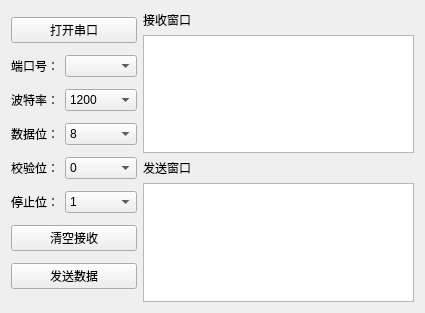
First picture: the form in mainwindow.ui, repository Lance-He/Serial-debugging-assistant, before the edit.
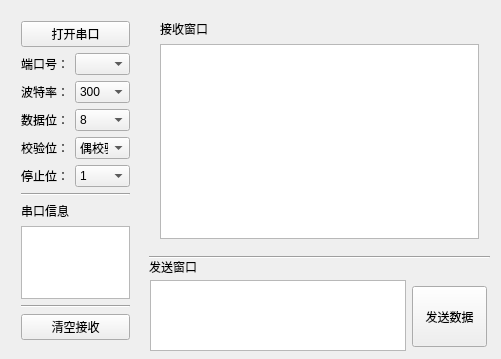
Second picture: the form after the edit.

Commit message: 修改界面布局，添加串口信息框 v1.3

```diff
--- a/mainwindow.ui
+++ b/mainwindow.ui
@@ -6,18 +6,36 @@
    <rect>
     <x>0</x>
     <y>0</y>
-    <width>425</width>
-    <height>313</height>
+    <width>501</width>
+    <height>359</height>
    </rect>
   </property>
   <property name="windowTitle">
    <string>MainWindow</string>
   </property>
   <widget class="QWidget" name="centralWidget">
-   <layout class="QVBoxLayout" name="verticalLayout">
-    <item>
-     <layout class="QGridLayout" name="gridLayout_2">
-      <item row="0" column="0" rowspan="2">
+   <widget class="Line" name="line_3">
+    <property name="geometry">
+     <rect>
+      <x>149</x>
+      <y>249</y>
+      <width>341</width>
+      <height>16</height>
+     </rect>
+    </property>
+    <property name="orientation">
+     <enum>Qt::Horizontal</enum>
+    </property>
+   </widget>
+   <widget class="QWidget" name="layoutWidget">
+    <property name="geometry">
+     <rect>
+      <x>10</x>
+      <y>10</y>
+      <width>131</width>
+      <height>341</height>
+     </rect>
+    </property>
        <layout class="QGridLayout" name="gridLayout">
         <item row="0" column="0" colspan="2">
          <widget class="QPushButton" name="openButton">
@@ -45,6 +63,11 @@
         </item>
         <item row="2" column="1">
          <widget class="QComboBox" name="BaudBox">
+       <item>
+        <property name="text">
+         <string>300</string>
+        </property>
+       </item>
           <item>
            <property name="text">
             <string>1200</string>
@@ -99,7 +122,17 @@
          <widget class="QComboBox" name="ParityBox">
           <item>
            <property name="text">
-            <string>0</string>
+         <string>偶校验</string>
+        </property>
+       </item>
+       <item>
+        <property name="text">
+         <string>无校验</string>
+        </property>
+       </item>
+       <item>
+        <property name="text">
+         <string>奇检验</string>
            </property>
           </item>
          </widget>
@@ -126,23 +159,48 @@
          </widget>
         </item>
         <item row="6" column="0" colspan="2">
+      <widget class="Line" name="line">
+       <property name="orientation">
+        <enum>Qt::Horizontal</enum>
+       </property>
+      </widget>
+     </item>
+     <item row="7" column="0">
+      <widget class="QLabel" name="label_8">
+       <property name="text">
+        <string>串口信息</string>
+       </property>
+      </widget>
+     </item>
+     <item row="8" column="0" colspan="2">
+      <widget class="QTextBrowser" name="textBrowser"/>
+     </item>
+     <item row="9" column="0" colspan="2">
+      <widget class="Line" name="line_2">
+       <property name="orientation">
+        <enum>Qt::Horizontal</enum>
+       </property>
+      </widget>
+     </item>
+     <item row="10" column="0" colspan="2">
          <widget class="QPushButton" name="clearButton">
           <property name="text">
            <string>清空接收</string>
           </property>
          </widget>
         </item>
-        <item row="7" column="0" colspan="2">
-         <widget class="QPushButton" name="sendButton">
-          <property name="text">
-           <string>发送数据</string>
-          </property>
-         </widget>
-        </item>
-       </layout>
-      </item>
-      <item row="0" column="1">
-       <layout class="QGridLayout" name="gridLayout_3">
+    </layout>
+   </widget>
+   <widget class="QWidget" name="layoutWidget">
+    <property name="geometry">
+     <rect>
+      <x>149</x>
+      <y>9</y>
+      <width>341</width>
+      <height>241</height>
+     </rect>
+    </property>
+    <layout class="QGridLayout" name="gridLayout_2">
         <item row="0" column="0">
          <widget class="QLabel" name="label">
           <property name="text">
@@ -154,24 +212,43 @@
          <widget class="QTextEdit" name="textEdit"/>
         </item>
        </layout>
-      </item>
-      <item row="1" column="1">
-       <layout class="QFormLayout" name="formLayout">
-        <item row="0" column="0">
+   </widget>
          <widget class="QLabel" name="label_2">
+    <property name="geometry">
+     <rect>
+      <x>149</x>
+      <y>259</y>
+      <width>48</width>
+      <height>16</height>
+     </rect>
+    </property>
           <property name="text">
            <string>发送窗口</string>
           </property>
          </widget>
-        </item>
-        <item row="1" column="0" colspan="2">
-         <widget class="QTextEdit" name="textEdit_2"/>
-        </item>
-       </layout>
-      </item>
-     </layout>
-    </item>
-   </layout>
+   <widget class="QPushButton" name="sendButton">
+    <property name="geometry">
+     <rect>
+      <x>412</x>
+      <y>286</y>
+      <width>75</width>
+      <height>61</height>
+     </rect>
+    </property>
+    <property name="text">
+     <string>发送数据</string>
+    </property>
+   </widget>
+   <widget class="QTextEdit" name="textEdit_2">
+    <property name="geometry">
+     <rect>
+      <x>150</x>
+      <y>280</y>
+      <width>256</width>
+      <height>71</height>
+     </rect>
+    </property>
+   </widget>
   </widget>
  </widget>
  <layoutdefault spacing="6" margin="11"/>
```
Left out of the diff: 25 changed lines with no effect on the pictures. Lines whose indentation alone changed are shown as unchanged. The commit also changes 3 other files.
